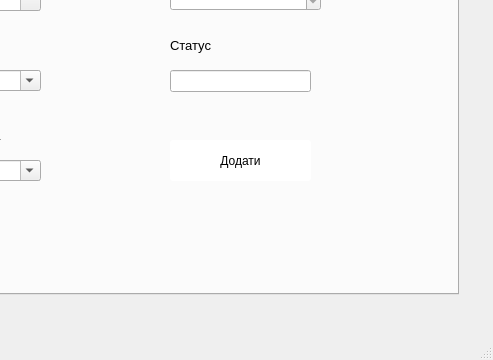
Before: the Qt Designer form gui/gangs_manipulation.ui in ValRudyka/courseprogram, drawn with Qt 5; both pictures show x 132 to 625 and y 206 to 566 of the 625 by 566 pixel window.
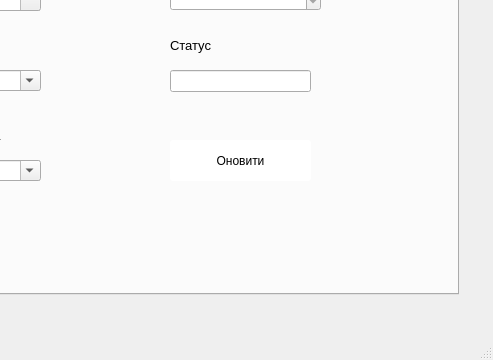
After: the same form once the commit is applied. The open tabs and pages were chosen to show the change.

Patch:
```diff
--- a/gui/gangs_manipulation.ui
+++ b/gui/gangs_manipulation.ui
@@ -477,7 +477,7 @@
 border-radius: 3px;</string>
       </property>
       <property name="text">
-       <string>Додати</string>
+       <string>Оновити</string>
       </property>
      </widget>
      <widget class="QLineEdit" name="lineEdit_7">
```
